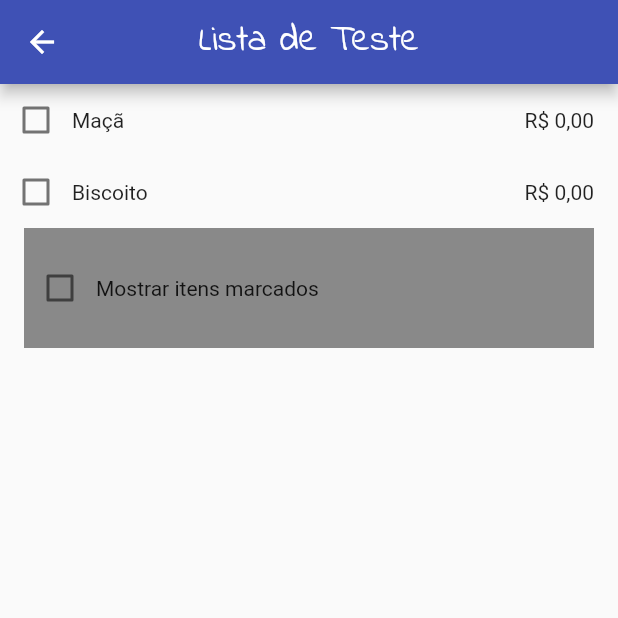
After one commit to felipeemidio/PacocaApp, a Flutter app: the screen it shows after launch, after a tap on "Lista de Teste", on a phone screen of 412 x 824 dp, the top half of it. The commit adds this screen. Run offline on Flutter 3.47's test engine with Material 2 defaults, Android fonts, the phone set to English and light mode, and no system bars.

Commit message:
Implement new flow

```diff
--- /dev/null
+++ b/lib/consts/mock_data.dart
@@ -0,0 +1,18 @@
+import 'package:pacocaApp/models/market_item.dart';
+import 'package:pacocaApp/models/market_list.dart';
+import 'package:pacocaApp/models/product.dart';
+
+List<Product> mockProductsList = [
+  Product(1, 'Maçã'),
+  Product(2, 'Ovos'),
+  Product(3, 'Macarrão'),
+  Product(4, 'Biscoito'),
+  Product(5, 'Suco de Uva'),
+  Product(6, 'Arroz'),
+  Product(7, 'Sorvete'),
+  Product(8, 'Queijo Coalho'),
+];
+
+List<MarketList> mockMarketLists = [
+  MarketList(1, 'Lista de Teste')..items.addAll([MarketItem(1, 'Maçã'), MarketItem(4, 'Biscoito')])
+];
--- a/lib/main.dart
+++ b/lib/main.dart
@@ -1,5 +1,5 @@
 import 'package:flutter/material.dart';
-import 'package:pacocaApp/pages/savedLists/saved_lists_page.dart';
+import 'package:pacocaApp/pages/saved_lists_page.dart';
 
 void main() {
   runApp(RootApp());
--- a/lib/models/grocery_item.dart
+++ b/lib/models/market_item.dart
@@ -1,13 +1,13 @@
-class GroceryItem {
+class MarketItem {
   int id;
   String name;
   double price;
   bool selected = false;
 
-  GroceryItem(int id, String name, double price) {
+  MarketItem(int id, String name) {
     this.id = id;
     this.name = name;
-    this.price = price;
+    this.price = 0.0;
     this.selected = false;
   }
 
@@ -17,6 +17,6 @@ class GroceryItem {
 
   @override
   String toString() {
-    return 'GroceryItem {id: $id, name: $name, price: $price, selected: $selected}\n';
+    return 'MarketItem {id: $id, name: $name, price: $price, selected: $selected}\n';
   }
 }
--- /dev/null
+++ b/lib/models/market_list.dart
@@ -0,0 +1,27 @@
+import 'package:intl/intl.dart';
+
+import 'market_item.dart';
+
+class MarketList {
+  int id;
+  String title;
+  DateTime createdAt;
+  List<MarketItem> items;
+
+  MarketList(int id, String title) {
+    this.id = id;
+    this.title = title;
+    this.createdAt = DateTime.now();
+    this.items = [];
+  }
+
+  @override
+  String toString() {
+    return 'MarketList {\n'
+        '  id: $id,\n'
+        '  name: $title,\n'
+        '  createdAt: ${DateFormat('dd/MM/yyyy – kk:mm').format(createdAt)},\n'
+        '  numOfItems: ${items.length},\n'
+        '}\n';
+  }
+}
--- a/lib/models/product.dart
+++ b/lib/models/product.dart
@@ -2,7 +2,7 @@ class Product {
   int id;
   String name;
 
-  Product(int id, String name, double price) {
+  Product(int id, String name) {
     this.id = id;
     this.name = name;
   }
--- /dev/null
+++ b/lib/pages/market_list_detail_page.dart
@@ -0,0 +1,108 @@
+import 'package:flutter/material.dart';
+import 'package:intl/intl.dart';
+import 'package:pacocaApp/models/market_item.dart';
+import 'package:pacocaApp/models/market_list.dart';
+import 'package:pacocaApp/shared/widgets/item_checkbox_tile.dart';
+
+
+class MarketListDetailPage extends StatefulWidget {
+  final MarketList marketList;
+
+  MarketListDetailPage({Key key, this.marketList}) : super(key: key);
+
+  @override
+  _MarketListDetailPageState createState() => _MarketListDetailPageState();
+}
+
+class _MarketListDetailPageState extends State<MarketListDetailPage> {
+  bool showDone = false;
+  NumberFormat formatter = NumberFormat.currency(symbol: 'R\$', locale: 'pt_BR');
+
+  @override
+  void initState() {
+    super.initState();
+    if(widget.marketList.items.isNotEmpty) {
+      widget.marketList.items.sort(_sortItemsList);
+    }
+  }
+
+  /// Function to sort a list of MarketItems
+  int _sortItemsList(MarketItem itemA, MarketItem itemB) {
+    if(itemA.selected == itemB.selected) {
+      if(itemA.id == itemB.id) {
+        return 0;
+      }
+      return itemA.id > itemB.id ? 1 : -1;
+    }
+
+    return itemA.selected && !itemB.selected ? 1 : -1;
+  }
+
+  /// Function to filter undone items
+  List<MarketItem> _filterList(List<MarketItem> items) {
+    if(showDone) {
+      return items;
+    }
+
+    List<MarketItem> newList = [];
+    for(MarketItem f in items) {
+      if(f.selected) {
+        newList.add(f);
+      }
+    }
+    return items.where((f) => !f.selected).toList();
+  }
+
+  void _toggleShowDone() {
+    setState(() {
+      showDone = !showDone;
+    });
+  }
+
+  @override
+  Widget build(BuildContext context) {
+
+    final filteredItems = _filterList(widget.marketList.items);
+    return Scaffold(
+      appBar: AppBar(
+        title: Text(
+          widget.marketList.title,
+          style: TextStyle(fontFamily: 'IndieFlower', fontSize: 24.0),
+        ),
+        centerTitle: true,
+      ),
+      body: ListView.builder(
+        itemCount: filteredItems.length + 1,
+        itemBuilder: (_, index) {
+          if(index == filteredItems.length) {
+            return Padding(
+              padding: EdgeInsets.symmetric(horizontal: 16),
+              child: Container(
+                height: 80,
+                color: Colors.black45,
+                alignment: Alignment.center,
+                child: ItemCheckboxTile(
+                  selected: showDone,
+                  title: 'Mostrar itens marcados',
+                  onTap: (_) => _toggleShowDone(),
+                ),
+              ),
+            );
+          }
+          final currentItem = widget.marketList.items[index];
+          return ItemCheckboxTile(
+            title: currentItem.name,
+            selected: currentItem.selected,
+            onTap: (checked) {
+              setState(() {
+                currentItem.selected = checked;
+                widget.marketList.items.sort(_sortItemsList);
+              });
+            },
+            action: Text(formatter.format(currentItem.price)),
+          );
+        },
+      ),
+    );
+  }
+}
--- /dev/null
+++ b/lib/pages/saved_lists_page.dart
@@ -0,0 +1,60 @@
+import 'package:flutter/material.dart';
+import 'package:intl/intl.dart';
+import 'package:pacocaApp/consts/mock_data.dart';
+import 'package:pacocaApp/pages/create_market_list_page.dart';
+import 'package:pacocaApp/pages/items_list_page.dart';
+import 'package:pacocaApp/pages/market_list_detail_page.dart';
+
+class SavedListsPage extends StatelessWidget {
+  @override
+  Widget build(BuildContext context) {
+    return Scaffold(
+      appBar: AppBar(
+        title: Text(
+          'Listas Salvas',
+          style: TextStyle(fontFamily: 'IndieFlower', fontSize: 24.0),
+        ),
+        centerTitle: true,
+        actions: [
+          IconButton(
+            onPressed: () {
+              Navigator.of(context).push(
+                MaterialPageRoute(builder: (_) => ItemsListPage()),
+              );
+            },
+            icon: Icon(Icons.add),
+          ),
+        ],
+      ),
+      floatingActionButton: mockProductsList.isEmpty ? null : FloatingActionButton(
+        child: Icon(Icons.add),
+        onPressed: () {
+          Navigator.of(context).push(
+            MaterialPageRoute(builder: (_) => CreateMarketListPage()),
+          );
+        },
+      ),
+      body: Container(
+        height: double.infinity,
+        width: double.infinity,
+        child: mockMarketLists.isEmpty ? Center(
+          child: Text('Nenhuma lista salva'),
+        ) : ListView.builder(
+          itemCount: mockMarketLists.length,
+          itemBuilder: (_, index) {
+            final currentMarketList = mockMarketLists[index];
+            return ListTile(
+              title: Text(currentMarketList.title),
+              subtitle: Text(DateFormat('dd/MM/yyyy – kk:mm').format(currentMarketList.createdAt)),
+              onTap: () {
+                Navigator.of(context).push(
+                  MaterialPageRoute(builder: (_) => MarketListDetailPage(marketList: currentMarketList)),
+                );
+              },
+            );
+          },
+        ),
+      ),
+    );
+  }
+}
--- /dev/null
+++ b/lib/shared/widgets/item_checkbox_tile.dart
@@ -0,0 +1,39 @@
+import 'package:flutter/material.dart';
+
+class ItemCheckboxTile extends StatelessWidget {
+  final bool selected;
+  final String title;
+  final Widget action;
+  final void Function(bool) onTap;
+
+  const ItemCheckboxTile({
+    Key key,
+    @required this.selected,
+    @required this.title,
+    this.onTap,
+    this.action,
+  }) : super(key: key);
+
+  @override
+  Widget build(BuildContext context) {
+    return Padding(
+      padding: const EdgeInsets.only(right: 16),
+      child: Row(
+        mainAxisAlignment: MainAxisAlignment.spaceAround,
+        children: [
+          Checkbox(
+          value: selected,
+          onChanged: (newState) {
+            if(onTap != null) {
+              onTap(newState);
+            }
+          }),
+          Expanded(
+            child: Text(title,),
+          ),
+          action != null ? action : Container(),
+        ],
+      ),
+    );
+  }
+}
```
Also changed, not shown: lib/item_checkbox_tile.dart (deleted, +0 -36 lines), lib/pages/create_market_list_page.dart (added, +107 -0 lines), lib/pages/items_list_page.dart (renamed from lib/pages/itemsList/items_list_page.dart, +7 -3 lines).
